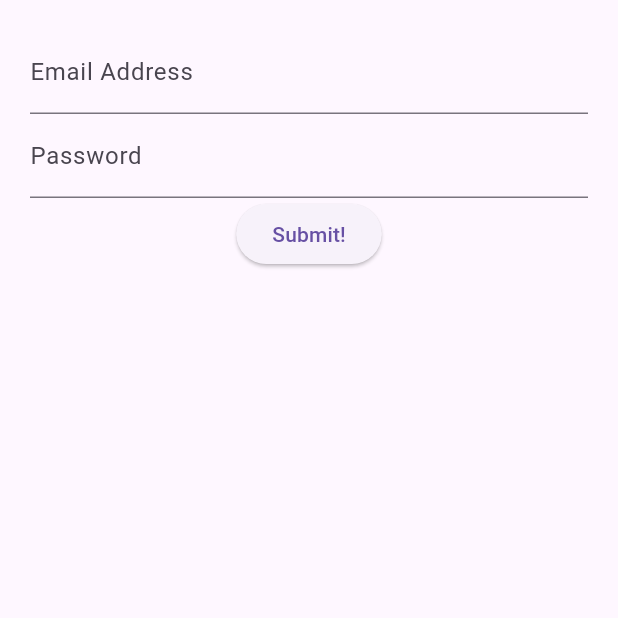
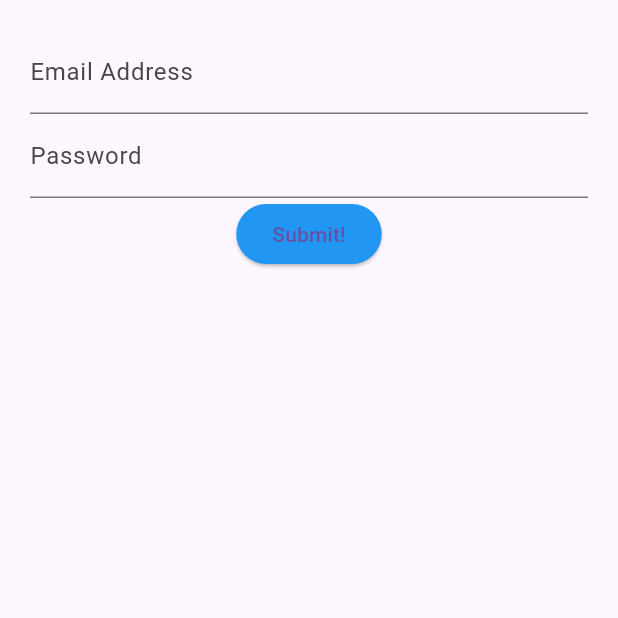
Before and after one commit to jaques67/udemy_stephen_girder, a Flutter app: the screen it shows after launch, on a phone screen of 412 x 824 dp, the top half of it. Run offline on Flutter 3.47's test engine with Material 3 defaults, Android fonts, the phone set to English and light mode, and no system bars.

Commit message:
Lesson 113
Changing Widget Colors
ElevatedButton uses ButtonStyle which has to be instantiated.

```diff
--- a/Flutter_and_Dart/login_stateful/lib/src/screens/login_screen.dart
+++ b/Flutter_and_Dart/login_stateful/lib/src/screens/login_screen.dart
@@ -45,8 +45,13 @@ class LoginScreenState extends State<LoginScreen> {
   }
 
   Widget submitButton() {
+
+    final ButtonStyle style =
+    ElevatedButton.styleFrom(backgroundColor: Colors.blue);
+
     return ElevatedButton(
       onPressed: () {},
+      style: style,
       child: const Text('Submit!'),
     );
   }
```
